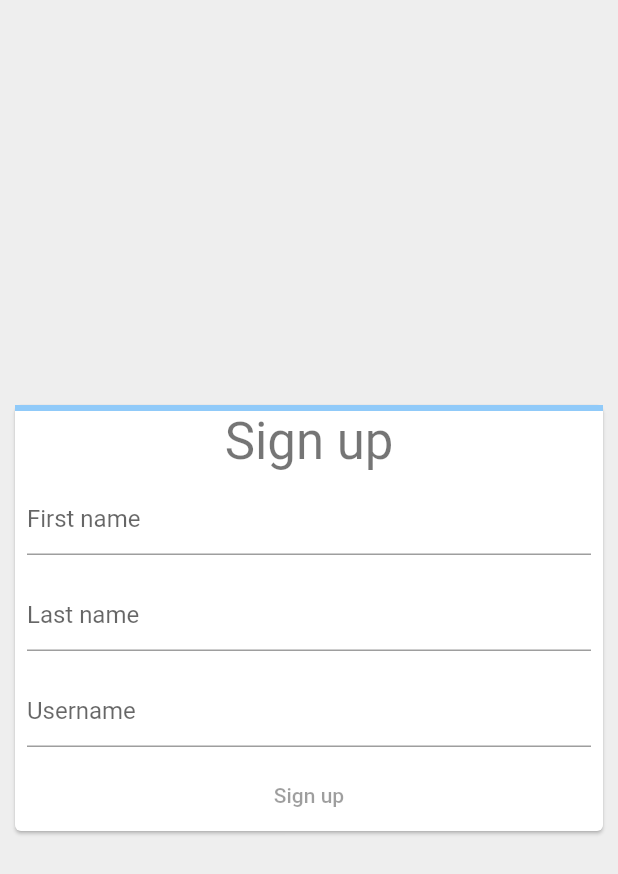
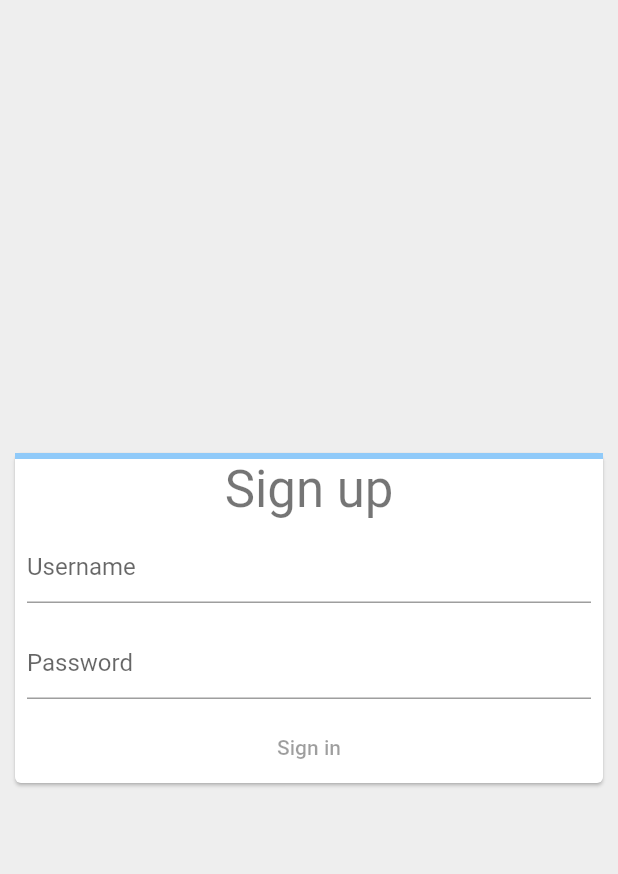
Before and after one commit to Ranko97/FlutterDemo, a Flutter app: the screen it shows after launch, on a phone screen of 412 x 824 dp. Shown: the top 874 px of the screen. Run offline on Flutter 3.47's test engine with Material 2 defaults, Android fonts, the phone set to English and light mode, and no system bars; missing offline and left inert: dart:html.

Commit message:
Login working.

```diff
--- a/lib/home.dart
+++ b/lib/home.dart
@@ -30,8 +30,6 @@ class CompaniesList extends State<CompaniesData> {
   var companies;
 
   void getData() async {
-    print('print meee');
-
     text = "Neki novi text";
 
     var headers = {
--- /dev/null
+++ b/lib/login_end_user.dart
@@ -0,0 +1,38 @@
+class LoginEndUser {
+  String? id, authToken;
+
+  LoginEndUser({this.id, this.authToken});
+
+  factory LoginEndUser.fromJson(Map<String, dynamic> json) {
+    return LoginEndUser(
+      id: json['id'],
+      authToken: json['authToken'],
+    );
+  }
+}
+
+class LoginEndUserContainer {
+  LoginEndUser? loginEndUser;
+
+  LoginEndUserContainer({this.loginEndUser});
+
+  factory LoginEndUserContainer.fromJson(Map<String, dynamic> json) {
+    return LoginEndUserContainer(
+        loginEndUser: json['loginEndUser'] == null
+            ? null
+            : LoginEndUser.fromJson(json['loginEndUser']));
+  }
+}
+
+class LoginResult {
+  List<dynamic>? errors;
+  LoginEndUserContainer? data;
+
+  LoginResult({this.data, this.errors});
+
+  factory LoginResult.fromJson(Map<String, dynamic> json) {
+    return LoginResult(
+        errors: json['errors'],
+        data: LoginEndUserContainer.fromJson(json['data']));
+  }
+}
--- a/lib/main.dart
+++ b/lib/main.dart
@@ -1,7 +1,17 @@
+import 'dart:convert';
+
 import 'package:demo_app/home.dart';
+import 'package:demo_app/login_end_user.dart';
+import 'package:demo_app/user.dart';
 import 'package:flutter/material.dart';
 
+import 'package:http/http.dart' as http;
+
 void main() => runApp(SignUpApp());
+
+final loginUrl = "https://edomace.azurewebsites.net/graphql";
+final loginMutationString =
+    """mutation login(\$username: String!, \$password: String!) {\\r\\n  loginEndUser(username: \$username, password: \$password) {\\r\\n    id authToken\\r\\n  }\\r\\n}""";
 
 class SignUpApp extends StatelessWidget {
   @override
@@ -9,7 +19,7 @@ class SignUpApp extends StatelessWidget {
     return MaterialApp(
       routes: {
         '/': (context) => SignUpScreen(),
-        '/welcome': (context) => HomeScreen(),
+        '/home': (context) => HomeScreen(),
       },
     );
   }
@@ -38,23 +48,61 @@ class SignUpForm extends StatefulWidget {
 }
 
 class _SignUpFormState extends State<SignUpForm> {
-  final _firstNameTextController = TextEditingController();
-  final _lastNameTextController = TextEditingController();
   final _usernameTextController = TextEditingController();
+  final _passwordTextController = TextEditingController();
 
   double _formProgress = 0;
 
-  void _showHomeScreen() {
-    Navigator.of(context).pushNamed('/welcome');
+  Future<void> _login() async {
+    // print(_usernameTextController.value.text);
+    // print(_passwordTextController.value.text);
+
+    // Send login request
+    var result = "";
+    var headers = {
+      'Content-Type': 'application/json',
+      'Access-Control-Allow-Origin': '*',
+      'Access-Control-Allow-Methods': 'POST, OPTIONS'
+    };
+
+    var params = new User();
+    params.username = _usernameTextController.value.text;
+    params.password = _passwordTextController.value.text;
+
+    var request = http.Request('POST', Uri.parse(loginUrl));
+    request.body = '''{"query":"''' +
+        loginMutationString +
+        '''","variables":''' +
+        jsonEncode(params.toJson()) +
+        '''}''';
+
+    request.headers.addAll(headers);
+
+    http.StreamedResponse response = await request.send();
+
+    if (response.statusCode == 200) {
+      result = await response.stream.bytesToString();
+
+      // Check if loginEndUser is null
+      LoginResult loginResult = LoginResult.fromJson(json.decode(result));
+
+      if (loginResult.data?.loginEndUser != null) {
+        // Get user's auth token and send it with next requests
+
+        // Navigate to main page
+        Navigator.of(context).pushNamed('/home');
+      } else {
+        // TODO: Display error message
+      }
+    } else {
+      print(response.reasonPhrase);
+      // TODO: Display error message
+    }
   }
 
   void _updateFormProgress() {
     var progress = 0.0;
-    final controllers = [
-      _firstNameTextController,
-      _lastNameTextController,
-      _usernameTextController
-    ];
+    final controllers = [_usernameTextController, _passwordTextController];
 
     for (final controller in controllers) {
       if (controller.value.text.isNotEmpty) {
@@ -79,22 +127,16 @@ class _SignUpFormState extends State<SignUpForm> {
           Padding(
             padding: EdgeInsets.all(8.0),
             child: TextFormField(
-              controller: _firstNameTextController,
-              decoration: InputDecoration(hintText: 'First name'),
+              controller: _usernameTextController,
+              decoration: InputDecoration(hintText: 'Username'),
             ),
           ),
           Padding(
             padding: EdgeInsets.all(8.0),
             child: TextFormField(
-              controller: _lastNameTextController,
-              decoration: InputDecoration(hintText: 'Last name'),
-            ),
-          ),
-          Padding(
-            padding: EdgeInsets.all(8.0),
-            child: TextFormField(
-              controller: _usernameTextController,
-              decoration: InputDecoration(hintText: 'Username'),
+              controller: _passwordTextController,
+              decoration: InputDecoration(hintText: 'Password'),
+              obscureText: true,
             ),
           ),
           TextButton(
@@ -112,8 +154,8 @@ class _SignUpFormState extends State<SignUpForm> {
                     : Colors.blue;
               }),
             ),
-            onPressed: _formProgress == 1 ? _showHomeScreen : null,
-            child: Text('Sign up'),
+            onPressed: _formProgress == 1 ? _login : null,
+            child: Text('Sign in'),
           ),
         ],
       ),
--- /dev/null
+++ b/lib/user.dart
@@ -0,0 +1,10 @@
+class User {
+  String username, password;
+
+  User({this.username = "", this.password = ""});
+
+  Map<String, dynamic> toJson() => {
+        'username': username,
+        'password': password,
+      };
+}
```
